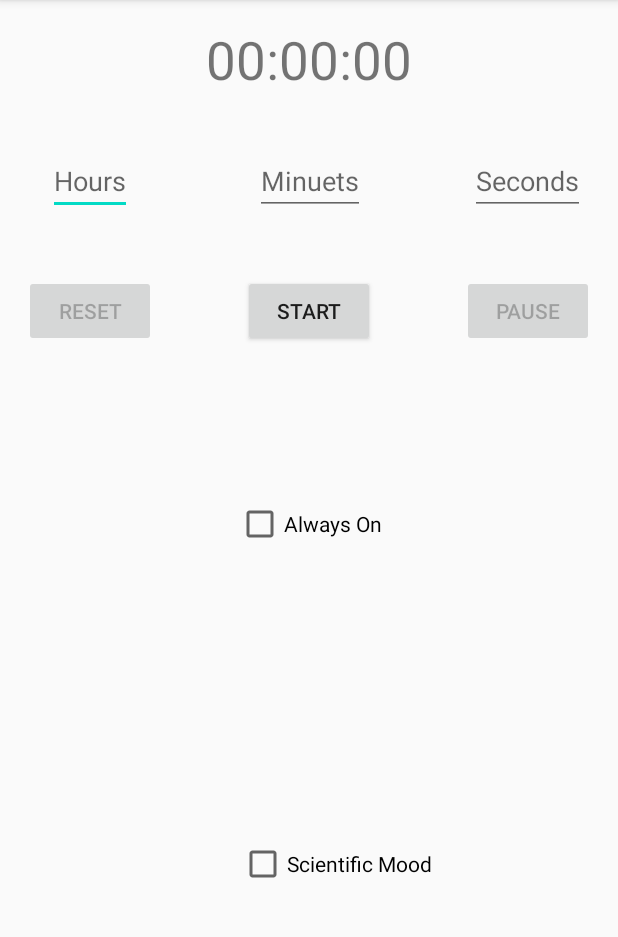
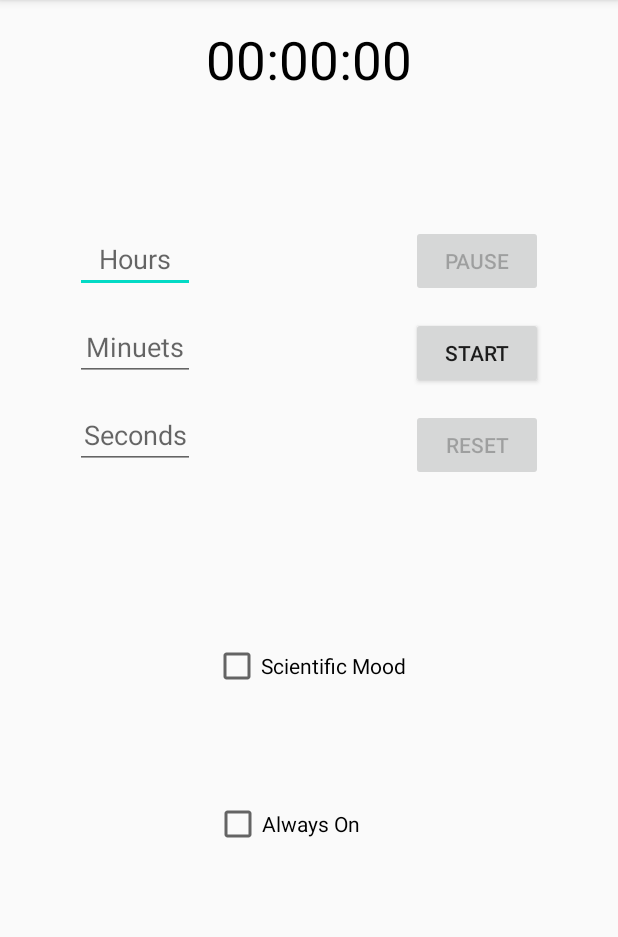
Before and after one commit to AbdelrahmanHamoda/Timer, an Android app: the screen it shows after launch (MainActivity), on a phone screen of 412 x 824 dp, the part 84-1021 px from its top. Run offline under Robolectric (Android 15) with nearby library versions, the phone set to English and light mode, and no system bars.

Commit message:
warning implementation

```diff
--- a/app/src/main/java/com/example/timer/MainActivity.java
+++ b/app/src/main/java/com/example/timer/MainActivity.java
@@ -5,7 +5,6 @@ import androidx.appcompat.app.AppCompatActivity;
 import android.content.SharedPreferences;
 import android.os.Bundle;
 import android.os.CountDownTimer;
-import android.util.Log;
 import android.view.View;
 import android.view.WindowManager;
 import android.widget.Button;
@@ -21,6 +20,8 @@ public class MainActivity extends AppCompatActivity {
     private long endTime;
     private CountDownTimer cdTimer;
     private boolean state;
+    private boolean trigger=true;
+    private CountDownTimer warning_timer;
     private int frag;
 
     private Button start;
@@ -81,6 +82,7 @@ public class MainActivity extends AppCompatActivity {
                 }
             }
         });
+
     }
 
     @Override
@@ -93,6 +95,7 @@ public class MainActivity extends AppCompatActivity {
         editor.putInt("frag",frag);
         editor.putLong("end",endTime);
         editor.putBoolean("state",state);
+        editor.putBoolean("trig",trigger);
         editor.apply();
 
         if(cdTimer!=null){
@@ -110,7 +113,7 @@ public class MainActivity extends AppCompatActivity {
         frag = pref.getInt("frag",0);
         endTime = pref.getLong("end",0);
         state = pref.getBoolean("state",false);
-
+        trigger=pref.getBoolean("trig",true);
         /*Log.v("state", String.valueOf(state));
         Log.v("remaining from on start",String.valueOf(remainingTime));*/
 
@@ -118,10 +121,11 @@ public class MainActivity extends AppCompatActivity {
             // test if timer is able to continue in background or not
             remainingTime = endTime - System.currentTimeMillis();
             if(remainingTime<0){
+                trigger=true;
                 state=false;
                 remainingTime = 0;
+                frag=0;
                 displayTimer(frag);
-                frag=0;
                 start.setText(R.string.start);
                 start.setEnabled(true);
                 pause.setEnabled(false);
@@ -129,6 +133,9 @@ public class MainActivity extends AppCompatActivity {
                 hours.setEnabled(false);
                 minuets.setEnabled(false);
                 seconds.setEnabled(false);
+                hours.setEnabled(true);
+                minuets.setEnabled(true);
+                seconds.setEnabled(true);
                 hours.setText("");
                 minuets.setText("");
                 seconds.setText("");
@@ -137,6 +144,7 @@ public class MainActivity extends AppCompatActivity {
                     cdTimer=null;
                 }
             }else {
+                warning_start(12000-remainingTime);
                 start_timer();
             }
         }else{
@@ -183,6 +191,12 @@ public class MainActivity extends AppCompatActivity {
                     remainingTime = millisUntilFinished;
                     frag = (int) (remainingTime/10);
                     frag=getFrag(frag);
+                    if(remainingTime<=11000){
+                        if(trigger){
+                            trigger=false;
+                            warning_start(0);
+                        }
+                    }
                     displayTimer(frag);
 
                     /*if(remainingTime%1000!=0){
@@ -192,9 +206,13 @@ public class MainActivity extends AppCompatActivity {
 
                 @Override
                 public void onFinish() {
+                    trigger=true;
+                    warning_timer.cancel();
                     state=false;
                     remainingTime=0;
                     frag=0;
+                    /*fragments.setTextColor(getResources().getColor(R.color.black));
+                    timer.setTextColor(getResources().getColor(R.color.black));*/
                     pause.setEnabled(false);
                     start.setEnabled(true);
                     start.setText(R.string.start);
@@ -244,11 +262,15 @@ public class MainActivity extends AppCompatActivity {
         reset=findViewById(R.id.reset);
         timer=findViewById(R.id.timer);
         fragments=findViewById(R.id.fragment);
+        alwaysOn=findViewById(R.id.always_on);
+        high_perception=findViewById(R.id.high_perception);
         hours=findViewById(R.id.hour);
         minuets=findViewById(R.id.min);
         seconds=findViewById(R.id.sec);
-        alwaysOn=findViewById(R.id.always_on);
-        high_perception=findViewById(R.id.high_perception);
+        // to make password always shown
+        hours.setTransformationMethod(null);
+        minuets.setTransformationMethod(null);
+        seconds.setTransformationMethod(null);
     }
 
     // helper methods
@@ -311,4 +333,36 @@ public class MainActivity extends AppCompatActivity {
         }
         return result;
     }
+
+    private void warning_start(long diff){
+        if (diff == 0) {
+            diff=9800;
+        }
+        warning_timer = new CountDownTimer(diff,250) {
+            @Override
+            public void onTick(long millisUntilFinished) {
+                warning();
+            }
+
+            @Override
+            public void onFinish() {
+                fragments.setTextColor(getResources().getColor(R.color.black));
+                timer.setTextColor(getResources().getColor(R.color.black));
+            }
+        }.start();
+    }
+
+    private void warning(){
+           if(timer.getCurrentTextColor()==getResources().getColor(R.color.colorPrimaryDark) ||
+                   timer.getCurrentTextColor()==getResources().getColor(R.color.black)){
+               timer.setTextColor(getResources().getColor(R.color.warning));
+               fragments.setTextColor(getResources().getColor(R.color.colorPrimaryDark));
+           }else{
+               timer.setTextColor(getResources().getColor(R.color.colorPrimaryDark));
+               fragments.setTextColor(getResources().getColor(R.color.warning));
+           }
+
+
+
+    }
 }
--- a/app/src/main/res/layout/activity_main.xml
+++ b/app/src/main/res/layout/activity_main.xml
@@ -14,8 +14,10 @@
         android:layout_marginTop="16dp"
         android:layout_marginEnd="75dp"
         android:textAlignment="center"
+        android:gravity="center"
         android:text="00:00:00"
         android:textSize="35sp"
+        android:textColor="@color/black"
         app:layout_constraintEnd_toEndOf="parent"
         app:layout_constraintStart_toStartOf="parent"
         app:layout_constraintTop_toTopOf="parent"
@@ -29,7 +31,8 @@
         android:layout_marginTop="63dp"
         android:layout_marginEnd="112dp"
         android:text="00"
-        android:textSize="15sp"
+        android:textSize="20sp"
+        android:textColor="@color/black"
         android:visibility="invisible"
         app:layout_constraintEnd_toEndOf="parent"
         app:layout_constraintTop_toTopOf="parent"
@@ -38,99 +41,111 @@
 
     <EditText
         android:id="@+id/hour"
-        android:layout_width="wrap_content"
-        android:layout_height="40dp"
-        android:layout_marginStart="32dp"
-        android:layout_marginTop="40dp"
+        android:layout_width="80dp"
+        android:layout_height="wrap_content"
+        android:layout_marginStart="50dp"
+        android:layout_marginTop="150dp"
+        android:gravity="center"
         android:hint="@string/hours"
-        android:inputType="number"
         android:textAlignment="center"
+        android:inputType="numberPassword"
         app:layout_constraintStart_toStartOf="parent"
-        app:layout_constraintTop_toBottomOf="@id/timer"
+        app:layout_constraintTop_toTopOf="parent"
         tools:ignore="Autofill" />
 
     <EditText
         android:id="@+id/min"
-        android:layout_width="wrap_content"
-        android:layout_height="40dp"
-        android:layout_marginStart="55dp"
-        android:layout_marginTop="40dp"
-        android:layout_marginEnd="44dp"
-        android:layout_marginBottom="40dp"
+        android:layout_width="80dp"
+        android:layout_height="wrap_content"
+        android:layout_marginStart="50dp"
+        android:layout_marginTop="13dp"
+        android:gravity="center"
         android:hint="@string/minuets"
-        android:inputType="number"
+        android:inputType="numberPassword"
         android:textAlignment="center"
-        app:layout_constraintBottom_toTopOf="@id/start"
-        app:layout_constraintEnd_toStartOf="@+id/sec"
-        app:layout_constraintStart_toEndOf="@+id/hour"
-        app:layout_constraintTop_toBottomOf="@id/timer"
+        app:layout_constraintStart_toStartOf="parent"
+        app:layout_constraintTop_toBottomOf="@+id/hour"
         tools:ignore="Autofill" />
 
     <EditText
         android:id="@+id/sec"
-        android:layout_width="wrap_content"
-        android:layout_height="40dp"
-        android:layout_marginTop="40dp"
-        android:layout_marginEnd="22dp"
+        android:layout_width="80dp"
+        android:layout_height="wrap_content"
+        android:layout_marginStart="50dp"
+        android:layout_marginTop="13dp"
+        android:layout_marginBottom="40dp"
+        android:gravity="center"
         android:hint="@string/seconds"
-        android:inputType="number"
+        android:inputType="numberPassword"
         android:textAlignment="center"
-        app:layout_constraintEnd_toEndOf="parent"
-        app:layout_constraintTop_toBottomOf="@id/timer"
+        app:layout_constraintBottom_toTopOf="@+id/high_perception"
+        app:layout_constraintStart_toStartOf="parent"
+        app:layout_constraintTop_toBottomOf="@+id/min"
+        app:layout_constraintVertical_bias="0.0"
         tools:ignore="Autofill" />
 
     <Button
         android:id="@+id/pause"
         android:layout_width="wrap_content"
         android:layout_height="wrap_content"
-        android:layout_marginTop="40dp"
-        android:layout_marginEnd="16dp"
+        android:layout_marginTop="150dp"
+        android:layout_marginEnd="50dp"
+        android:enabled="false"
         android:text="@string/pause"
-        android:enabled="false"
         app:layout_constraintEnd_toEndOf="parent"
-        app:layout_constraintTop_toBottomOf="@id/sec" />
+        app:layout_constraintTop_toTopOf="parent" />
 
     <Button
         android:id="@+id/reset"
         android:layout_width="wrap_content"
         android:layout_height="wrap_content"
-        android:layout_marginStart="16dp"
-        android:layout_marginTop="40dp"
+        android:layout_marginTop="13dp"
+        android:layout_marginEnd="50dp"
+        android:layout_marginBottom="40dp"
+        android:enabled="false"
         android:text="@string/reset"
-        android:enabled="false"
-        app:layout_constraintStart_toStartOf="parent"
-        app:layout_constraintTop_toBottomOf="@id/hour" />
+        app:layout_constraintBottom_toTopOf="@+id/high_perception"
+        app:layout_constraintEnd_toEndOf="parent"
+        app:layout_constraintTop_toBottomOf="@+id/start"
+        app:layout_constraintVertical_bias="0.0" />
 
     <Button
         android:id="@+id/start"
         android:layout_width="wrap_content"
         android:layout_height="wrap_content"
-        android:layout_marginStart="32dp"
-        android:layout_marginTop="40dp"
-        android:layout_marginEnd="32dp"
+        android:layout_marginTop="13dp"
+        android:layout_marginEnd="50dp"
         android:text="@string/start"
-        app:layout_constraintEnd_toStartOf="@id/pause"
-        app:layout_constraintStart_toEndOf="@id/reset"
-        app:layout_constraintTop_toBottomOf="@id/min" />
+        app:layout_constraintEnd_toEndOf="parent"
+        app:layout_constraintTop_toBottomOf="@+id/pause" />
 
     <CheckBox
         android:id="@+id/always_on"
         android:layout_width="wrap_content"
-        android:layout_height="wrap_content"
-        android:layout_marginTop="102dp"
-        android:layout_marginEnd="157dp"
+        android:layout_height="32dp"
+        android:layout_marginStart="142dp"
+        android:layout_marginTop="9dp"
+        android:layout_marginEnd="172dp"
+        android:layout_marginBottom="150dp"
         android:text="@string/always_on"
+        app:layout_constraintBottom_toBottomOf="parent"
         app:layout_constraintEnd_toEndOf="parent"
-        app:layout_constraintTop_toBottomOf="@+id/start" />
+        app:layout_constraintHorizontal_bias="0.51"
+        app:layout_constraintStart_toStartOf="parent"
+        app:layout_constraintTop_toBottomOf="@+id/high_perception" />
 
     <CheckBox
         android:id="@+id/high_perception"
         android:layout_width="wrap_content"
         android:layout_height="wrap_content"
-        android:layout_marginEnd="124dp"
-        android:layout_marginBottom="176dp"
+        android:layout_marginStart="141dp"
+        android:layout_marginTop="312dp"
+        android:layout_marginEnd="141dp"
+        android:layout_marginBottom="11dp"
         android:text="@string/high_perception"
-        app:layout_constraintBottom_toBottomOf="parent"
-        app:layout_constraintEnd_toEndOf="parent" />
+        app:layout_constraintBottom_toTopOf="@+id/always_on"
+        app:layout_constraintEnd_toEndOf="parent"
+        app:layout_constraintStart_toStartOf="parent"
+        app:layout_constraintTop_toBottomOf="@+id/timer" />
 
 </androidx.constraintlayout.widget.ConstraintLayout>
--- a/app/src/main/res/values/colors.xml
+++ b/app/src/main/res/values/colors.xml
@@ -3,4 +3,6 @@
     <color name="colorPrimary">#6200EE</color>
     <color name="colorPrimaryDark">#3700B3</color>
     <color name="colorAccent">#03DAC5</color>
+    <color name="warning">#F62121</color>
+    <color name="black">#000000</color>
 </resources>
```
